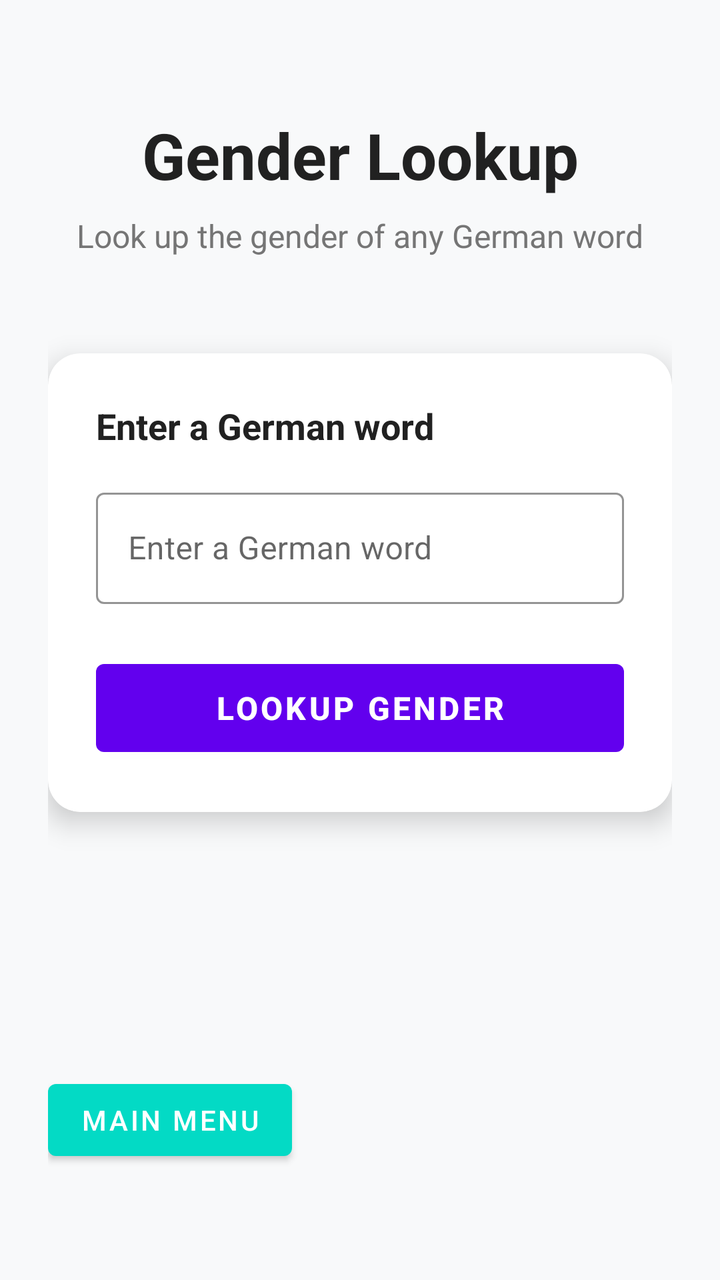
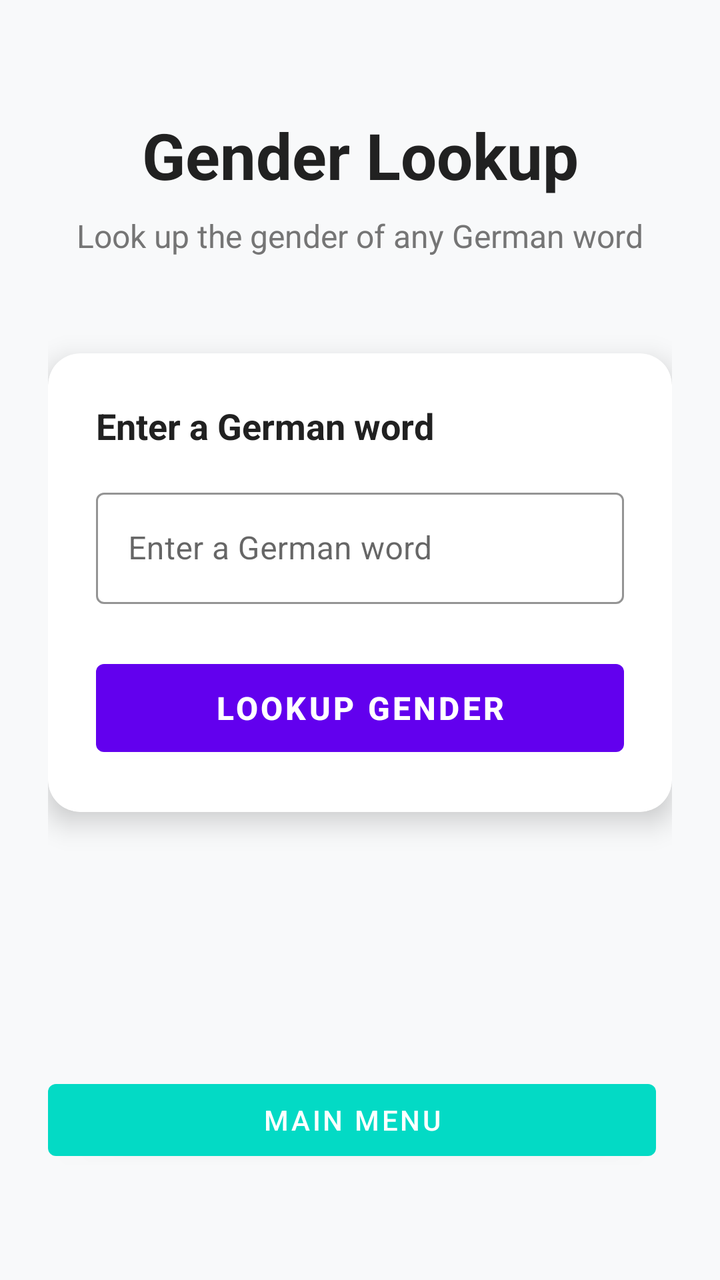

The first picture is an Android layout as it rendered before a commit; the second is the same layout after the commit. The layout source and the unified diff follow.
<!-- AndroidManifest.xml: application theme Theme.Germanicus -->
<!-- res/layout/fragment_gender_lookup.xml -->
<?xml version="1.0" encoding="utf-8"?>
<androidx.constraintlayout.widget.ConstraintLayout xmlns:android="http://schemas.android.com/apk/res/android"
    xmlns:app="http://schemas.android.com/apk/res-auto"
    android:layout_width="match_parent"
    android:layout_height="match_parent"
    android:background="@color/background_gradient"
    android:padding="24dp">

    <TextView
        android:id="@+id/titleTextView"
        android:layout_width="wrap_content"
        android:layout_height="wrap_content"
        android:text="@string/gender_lookup"
        android:textSize="32sp"
        android:textStyle="bold"
        android:textColor="@color/primary_text"
        android:layout_marginTop="32dp"
        app:layout_constraintEnd_toEndOf="parent"
        app:layout_constraintStart_toStartOf="parent"
        app:layout_constraintTop_toTopOf="parent" />

    <TextView
        android:id="@+id/subtitleTextView"
        android:layout_width="wrap_content"
        android:layout_height="wrap_content"
        android:text="@string/gender_lookup_description"
        android:textSize="16sp"
        android:textColor="@color/secondary_text"
        android:layout_marginTop="8dp"
        app:layout_constraintEnd_toEndOf="parent"
        app:layout_constraintStart_toStartOf="parent"
        app:layout_constraintTop_toBottomOf="@id/titleTextView" />

    <androidx.cardview.widget.CardView
        android:id="@+id/inputCard"
        android:layout_width="0dp"
        android:layout_height="wrap_content"
        android:layout_marginTop="48dp"
        app:cardCornerRadius="16dp"
        app:cardElevation="8dp"
        app:layout_constraintEnd_toEndOf="parent"
        app:layout_constraintStart_toStartOf="parent"
        app:layout_constraintTop_toBottomOf="@id/subtitleTextView">

        <LinearLayout
            android:layout_width="match_parent"
            android:layout_height="wrap_content"
            android:orientation="vertical"
            android:padding="24dp">

            <TextView
                android:layout_width="wrap_content"
                android:layout_height="wrap_content"
                android:text="@string/enter_german_word"
                android:textSize="18sp"
                android:textStyle="bold"
                android:textColor="@color/primary_text"
                android:layout_marginBottom="16dp" />

            <com.google.android.material.textfield.TextInputLayout
                android:id="@+id/wordInputLayout"
                android:layout_width="match_parent"
                android:layout_height="wrap_content"
                android:hint="@string/enter_german_word"
                app:boxStrokeColor="@color/primary_color"
                app:hintTextColor="@color/primary_color"
                style="@style/Widget.MaterialComponents.TextInputLayout.OutlinedBox">

                <com.google.android.material.textfield.TextInputEditText
                    android:id="@+id/wordEditText"
                    android:layout_width="match_parent"
                    android:layout_height="wrap_content"
                    android:inputType="textCapWords"
                    android:textSize="16sp"
                    android:textColor="@color/primary_text" />

            </com.google.android.material.textfield.TextInputLayout>

            <com.google.android.material.button.MaterialButton
                android:id="@+id/lookupButton"
                android:layout_width="match_parent"
                android:layout_height="56dp"
                android:text="@string/lookup_gender"
                android:textSize="16sp"
                android:textStyle="bold"
                android:layout_marginTop="24dp"
                app:backgroundTint="@color/primary_color"
                android:textColor="@android:color/white" />

        </LinearLayout>

    </androidx.cardview.widget.CardView>

    <androidx.cardview.widget.CardView
        android:id="@+id/resultCard"
        android:layout_width="0dp"
        android:layout_height="wrap_content"
        android:layout_marginTop="32dp"
        android:visibility="gone"
        app:cardCornerRadius="16dp"
        app:cardElevation="8dp"
        app:layout_constraintEnd_toEndOf="parent"
        app:layout_constraintStart_toStartOf="parent"
        app:layout_constraintTop_toBottomOf="@id/inputCard">

        <LinearLayout
            android:layout_width="match_parent"
            android:layout_height="wrap_content"
            android:orientation="vertical"
            android:padding="24dp">

            <TextView
                android:id="@+id/resultTitleTextView"
                android:layout_width="wrap_content"
                android:layout_height="wrap_content"
                android:text="Result"
                android:textSize="20sp"
                android:textStyle="bold"
                android:textColor="@color/primary_text"
                android:layout_marginBottom="16dp" />

            <TextView
                android:id="@+id/wordTextView"
                android:layout_width="wrap_content"
                android:layout_height="wrap_content"
                android:textSize="24sp"
                android:textStyle="bold"
                android:textColor="@color/primary_text"
                android:layout_marginBottom="8dp" />

            <TextView
                android:id="@+id/genderTextView"
                android:layout_width="wrap_content"
                android:layout_height="wrap_content"
                android:textSize="20sp"
                android:textStyle="bold"
                android:layout_marginBottom="16dp" />

            <TextView
                android:id="@+id/declensionTextView"
                android:layout_width="wrap_content"
                android:layout_height="wrap_content"
                android:textSize="14sp"
                android:textColor="@color/secondary_text"
                android:fontFamily="monospace" />

        </LinearLayout>

    </androidx.cardview.widget.CardView>

    <com.google.android.material.button.MaterialButton
        android:id="@+id/backButton"
        android:layout_width="wrap_content"
        android:layout_height="wrap_content"
        android:text="@string/main_menu"
        android:layout_marginBottom="32dp"
        app:backgroundTint="@color/secondary_color"
        android:textColor="@android:color/white"
        app:layout_constraintBottom_toBottomOf="parent"
        app:layout_constraintStart_toStartOf="parent" />

</androidx.constraintlayout.widget.ConstraintLayout>
<!-- resources referenced by this layout -->
<resources>
  <color name="background_gradient">#FFF8F9FA</color>
  <color name="primary_color">#FF6200EE</color>
  <color name="primary_text">#FF212121</color>
  <color name="secondary_color">#FF03DAC5</color>
  <color name="secondary_text">#FF757575</color>
  <string name="enter_german_word">Enter a German word</string>
  <string name="gender_lookup">Gender Lookup</string>
  <string name="gender_lookup_description">Look up the gender of any German word</string>
  <string name="lookup_gender">Lookup Gender</string>
  <string name="main_menu">Main Menu</string>
  <style name="Theme.Germanicus" parent="Theme.MaterialComponents.DayNight.DarkActionBar">
          
          <item name="colorPrimary">@color/purple_500</item>
          <item name="colorPrimaryVariant">@color/purple_700</item>
          <item name="colorOnPrimary">@color/white</item>
          
          <item name="colorSecondary">@color/teal_200</item>
          <item name="colorSecondaryVariant">@color/teal_700</item>
          <item name="colorOnSecondary">@color/black</item>
          
          <item name="android:statusBarColor">?attr/colorPrimaryVariant</item>
          
      </style>
  <color name="purple_500">#FF6200EE</color>
  <color name="purple_700">#FF3700B3</color>
  <color name="white">#FFFFFFFF</color>
  <color name="teal_200">#FF03DAC5</color>
  <color name="teal_700">#FF018786</color>
  <color name="black">#FF000000</color>
</resources>

<!-- the commit's change to res/layout/fragment_gender_lookup.xml (unified diff, before → after) -->
@@ -144,19 +144,52 @@
                 android:textColor="@color/secondary_text"
                 android:fontFamily="monospace" />
 
+            <TextView
+                android:id="@+id/translationTextView"
+                android:layout_width="wrap_content"
+                android:layout_height="wrap_content"
+                android:textSize="16sp"
+                android:textStyle="bold"
+                android:textColor="@color/primary_color"
+                android:layout_marginTop="16dp"
+                android:visibility="gone" />
+
         </LinearLayout>
 
     </androidx.cardview.widget.CardView>
 
-    <com.google.android.material.button.MaterialButton
-        android:id="@+id/backButton"
-        android:layout_width="wrap_content"
+    <LinearLayout
+        android:id="@+id/buttonContainer"
+        android:layout_width="0dp"
         android:layout_height="wrap_content"
-        android:text="@string/main_menu"
+        android:orientation="horizontal"
         android:layout_marginBottom="32dp"
-        app:backgroundTint="@color/secondary_color"
-        android:textColor="@android:color/white"
+        android:gravity="center"
         app:layout_constraintBottom_toBottomOf="parent"
-        app:layout_constraintStart_toStartOf="parent" />
+        app:layout_constraintEnd_toEndOf="parent"
+        app:layout_constraintStart_toStartOf="parent">
+
+        <com.google.android.material.button.MaterialButton
+            android:id="@+id/backButton"
+            android:layout_width="0dp"
+            android:layout_height="wrap_content"
+            android:layout_weight="1"
+            android:text="@string/main_menu"
+            android:layout_marginEnd="8dp"
+            app:backgroundTint="@color/secondary_color"
+            android:textColor="@android:color/white" />
+
+        <com.google.android.material.button.MaterialButton
+            android:id="@+id/translateButton"
+            android:layout_width="0dp"
+            android:layout_height="wrap_content"
+            android:layout_weight="1"
+            android:text="@string/translate_word"
+            android:layout_marginStart="8dp"
+            android:visibility="gone"
+            app:backgroundTint="@color/primary_color"
+            android:textColor="@android:color/white" />
+
+    </LinearLayout>
 
 </androidx.constraintlayout.widget.ConstraintLayout>
<!-- resource entries referenced after the edit -->
@@ -10,6 +10,7 @@
   <string name="gender_lookup_description">Look up the gender of any German word</string>
   <string name="lookup_gender">Lookup Gender</string>
   <string name="main_menu">Main Menu</string>
+  <string name="translate_word">Translate Word</string>
   <style name="Theme.Germanicus" parent="Theme.MaterialComponents.DayNight.DarkActionBar">
           
           <item name="colorPrimary">@color/purple_500</item>
